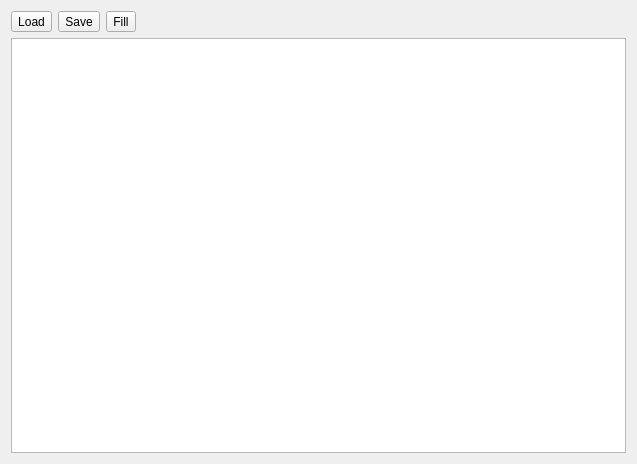
rjaremczak/mo65x, file memorywidget.ui: the form before one commit.
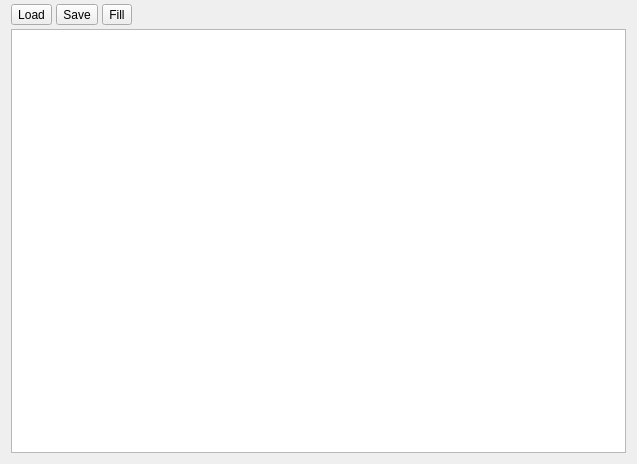
The form after the commit.

Patch:
```diff
--- a/memorywidget.ui
+++ b/memorywidget.ui
@@ -14,6 +14,12 @@
    <string>Form</string>
   </property>
   <layout class="QVBoxLayout" name="verticalLayout">
+   <property name="spacing">
+    <number>4</number>
+   </property>
+   <property name="topMargin">
+    <number>4</number>
+   </property>
    <item>
     <layout class="QHBoxLayout" name="horizontalLayout">
      <item>
```
